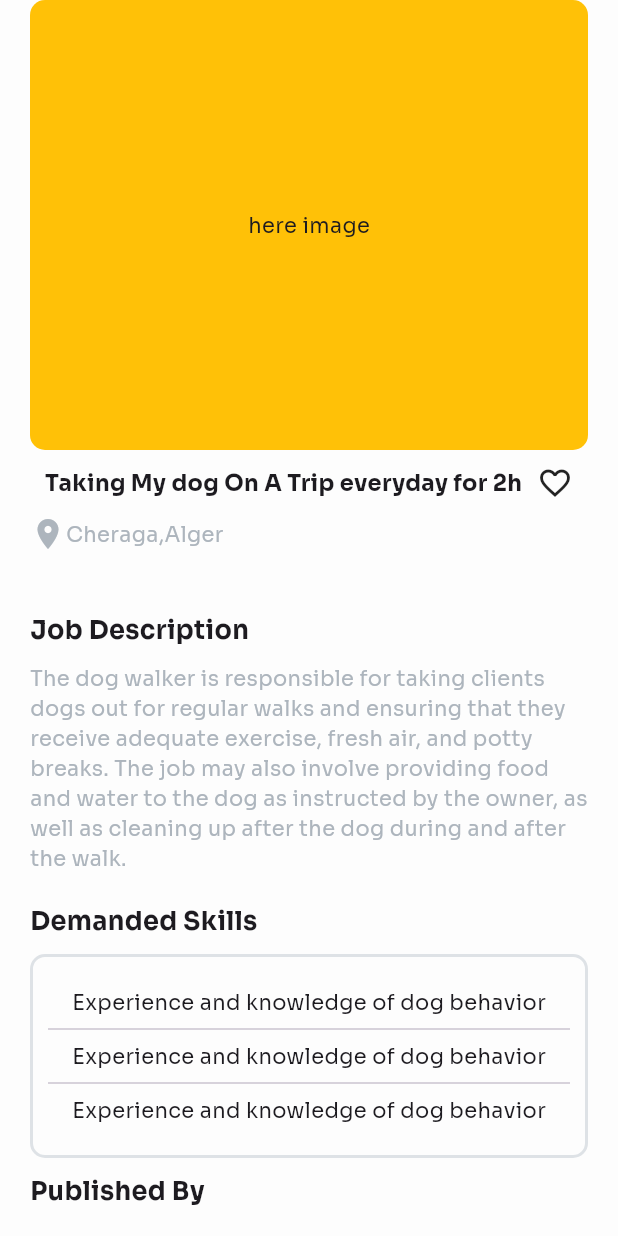
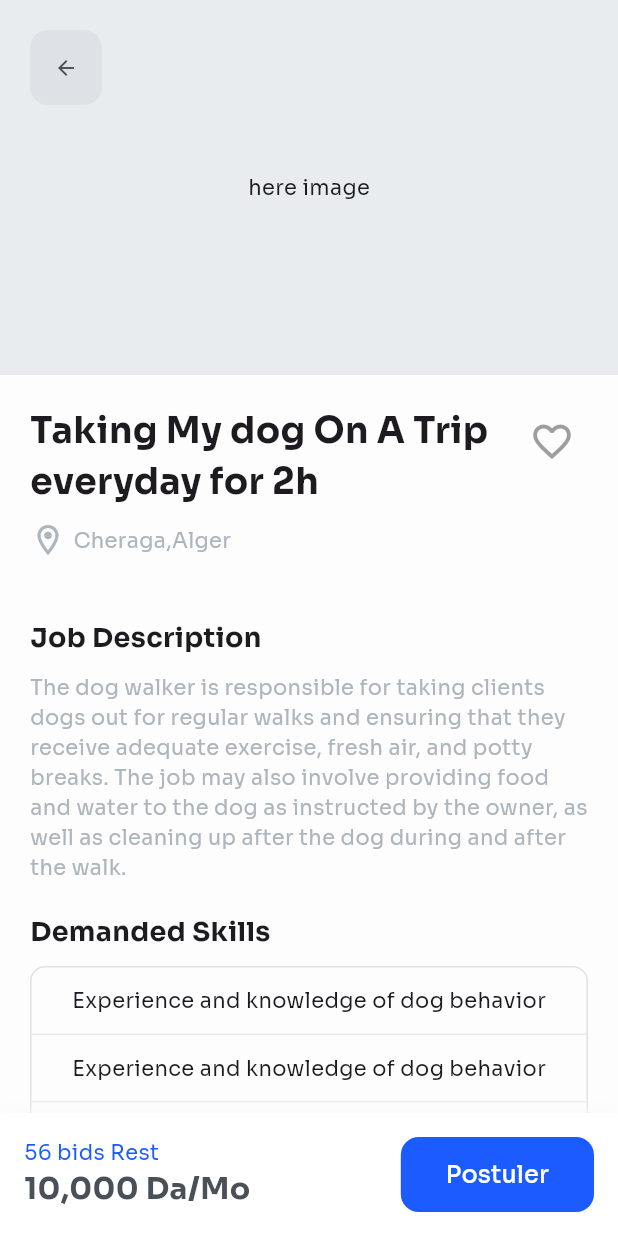
Before and after one commit to aymendn/travigui, a Flutter app: the SellerDetailsScreen screen opened by its route, on a phone screen of 412 x 824 dp. Run offline on Flutter 3.47's test engine with Material 2 defaults, Android fonts, the light colour scheme and no system bars; our stand-ins replace flutter_hooks, flutter_map, flutter_svg, hooks_riverpod, image_picker, latlong2 and 1 more; missing offline and left inert: document_scanner; accounts and stored records are empty.

Commit message:
small updates

```diff
--- a/lib/models/announcement.dart
+++ b/lib/models/announcement.dart
@@ -19,4 +19,7 @@ class Announcement {
 
   String get location =>
       ['Bab El zouar', 'Cinq Maison', 'Alger Centre'][Random().nextInt(3)];
+
+  String get imageOrPlaceholder =>
+      imageUrl.isEmpty ? 'https://picsum.photos/200/300' : imageUrl;
 }
--- a/lib/view/home/seller_details_screen.dart
+++ b/lib/view/home/seller_details_screen.dart
@@ -1,37 +1,74 @@
 import 'package:flutter/material.dart';
+import 'package:flutter_hooks/flutter_hooks.dart';
+import 'package:hooks_riverpod/hooks_riverpod.dart';
 
+import '../../core/app_color.dart';
 import '../shared/custom_button.dart';
 
-class SellerDetailsScreen extends StatelessWidget {
+class SellerDetailsScreen extends HookConsumerWidget {
   const SellerDetailsScreen({super.key});
 
   @override
-  Widget build(BuildContext context) {
+  Widget build(BuildContext context, WidgetRef ref) {
+    final isFav = useState(false);
     return Scaffold(
       backgroundColor: const Color(0xffFDFDFD),
-      body: SafeArea(
-        child: Padding(
-          padding: const EdgeInsets.symmetric(horizontal: 20),
+      body: Column(
+        children: [
+          Expanded(
             child: ListView(
               children: [
+                Stack(
+                  children: [
                     Container(
-                decoration: BoxDecoration(
-                    color: Colors.amber,
-                    borderRadius: BorderRadius.circular(10)),
-                height: 300,
-                child: const Center(child: Text('here image')),
+                      color: AppColor.grey200,
+                      height: 250,
+                      child: const Center(
+                        child: Text('here image'),
                       ),
-              const SizedBox(
-                height: 10,
                     ),
+                    Positioned(
+                      top: 20,
+                      left: 20,
+                      child: CustomButton(
+                        onPressed: Navigator.of(context).pop,
+                        color: AppColor.grey400.withOpacity(0.4),
+                        textColor: AppColor.grey600,
+                        icon: Icons.arrow_back,
+                      ),
+                    ),
+                  ],
+                ),
+                Padding(
+                  padding: const EdgeInsets.all(20),
+                  child: Column(
+                    crossAxisAlignment: CrossAxisAlignment.start,
+                    children: [
                       Row(
-                mainAxisAlignment: MainAxisAlignment.spaceEvenly,
-                children: const [
-                  Text(
+                        mainAxisAlignment: MainAxisAlignment.spaceBetween,
+                        crossAxisAlignment: CrossAxisAlignment.start,
+                        children: [
+                          const Expanded(
+                            child: Text(
                               'Taking My dog On A Trip everyday for 2h',
-                    style: TextStyle(fontSize: 15, fontWeight: FontWeight.bold),
+                              style: TextStyle(
+                                fontSize: 24,
+                                fontWeight: FontWeight.bold,
                               ),
-                  Icon(Icons.favorite_border)
+                            ),
+                          ),
+                          IconButton(
+                            onPressed: () {
+                              isFav.value = !isFav.value;
+                            },
+                            icon: Icon(
+                              isFav.value
+                                  ? Icons.favorite
+                                  : Icons.favorite_border,
+                              color: isFav.value ? Colors.red : Colors.grey,
+                              size: 30,
+                            ),
+                          ),
                         ],
                       ),
                       const SizedBox(
@@ -40,12 +77,15 @@ class SellerDetailsScreen extends StatelessWidget {
                       Row(
                         children: const [
                           Icon(
-                    Icons.location_on,
-                    color: Color(0xffADB5BD),
+                            Icons.location_on_outlined,
+                            color: AppColor.grey500,
                           ),
+                          SizedBox(width: 5),
                           Text(
                             'Cheraga,Alger',
-                    style: TextStyle(color: Color(0xffADB5BD)),
+                            style: TextStyle(
+                              color: AppColor.grey500,
+                            ),
                           ),
                         ],
                       ),
@@ -54,7 +94,8 @@ class SellerDetailsScreen extends StatelessWidget {
                       ),
                       const Text(
                         'Job Description',
-                style: TextStyle(fontWeight: FontWeight.bold, fontSize: 17),
+                        style: TextStyle(
+                            fontWeight: FontWeight.bold, fontSize: 18),
                       ),
                       const SizedBox(
                         height: 10,
@@ -68,49 +109,60 @@ class SellerDetailsScreen extends StatelessWidget {
                       ),
                       const Text(
                         'Demanded Skills',
-                style: TextStyle(fontWeight: FontWeight.bold, fontSize: 17),
+                        style: TextStyle(
+                            fontWeight: FontWeight.bold, fontSize: 18),
                       ),
                       const SizedBox(
                         height: 10,
                       ),
                       Container(
-                padding:
-                    const EdgeInsets.symmetric(horizontal: 10, vertical: 20),
                         decoration: BoxDecoration(
-                    border:
-                        Border.all(width: 2, color: const Color(0xffDEE2E6)),
-                    borderRadius: BorderRadius.circular(10)),
+                          border: Border.all(
+                            width: 1,
+                            color: const Color(0xffDEE2E6),
+                          ),
+                          borderRadius: BorderRadius.circular(10),
+                        ),
                         child: Column(
-                  children: [
-                    Container(
-                      child: const Text(
+                          children: const [
+                            Padding(
+                              padding: EdgeInsets.all(12),
+                              child: Text(
                                   'Experience and knowledge of dog behavior'),
                             ),
-                    const Divider(),
-                    Container(
-                      child: const Text(
+                            Divider(
+                                height: 1,
+                                color: Color.fromARGB(167, 222, 226, 230)),
+                            Padding(
+                              padding: EdgeInsets.all(12),
+                              child: Text(
                                   'Experience and knowledge of dog behavior'),
                             ),
-                    const Divider(),
-                    Container(
-                      child: const Text(
+                            Divider(
+                                height: 1,
+                                color: Color.fromARGB(167, 222, 226, 230)),
+                            Padding(
+                              padding: EdgeInsets.all(12),
+                              child: Text(
                                   'Experience and knowledge of dog behavior'),
                             )
                           ],
                         ),
                       ),
                       const SizedBox(
-                height: 10,
+                        height: 20,
                       ),
                       const Text(
                         'Published By',
-                style: TextStyle(fontWeight: FontWeight.bold, fontSize: 17),
+                        style: TextStyle(
+                            fontWeight: FontWeight.bold, fontSize: 17),
                       ),
                       const SizedBox(
-                height: 20,
+                        height: 10,
                       ),
                       Container(
-                decoration: const BoxDecoration(color: Color(0xffFFFFFF)),
+                        decoration:
+                            const BoxDecoration(color: Color(0xffFFFFFF)),
                         child: Row(
                           children: const [
                             CircleAvatar(
@@ -120,22 +172,43 @@ class SellerDetailsScreen extends StatelessWidget {
                             SizedBox(
                               width: 20,
                             ),
-                    Text('Mohamed kadous',
+                            Text(
+                              'Mohamed kadous',
                               style: TextStyle(
                                 fontSize: 20,
                                 color: Color(0xff343A40),
-                            fontWeight: FontWeight.bold))
+                                fontWeight: FontWeight.w600,
+                              ),
+                            )
                           ],
                         ),
                       ),
-              const SizedBox(
-                height: 20,
+                      // const SizedBox(
+                      //   height: 20,
+                      // ),
+                    ],
+                  ),
+                ),
+              ],
+            ),
           ),
           Container(
+            padding: const EdgeInsets.all(16),
+            decoration: const BoxDecoration(
+              color: Color(0xffFFFFFF),
+              boxShadow: [
+                BoxShadow(
+                  color: AppColor.grey100,
+                  offset: Offset(0, -1),
+                  blurRadius: 10,
+                ),
+              ],
+            ),
             child: Row(
               mainAxisAlignment: MainAxisAlignment.spaceBetween,
               children: [
                 Column(
+                  crossAxisAlignment: CrossAxisAlignment.start,
                   children: const [
                     Text(
                       '56 bids Rest',
@@ -151,19 +224,15 @@ class SellerDetailsScreen extends StatelessWidget {
                   ],
                 ),
                 CustomButton(
-                      text: 'Postulet',
-                      isFullWidth: false,
+                  text: 'Postuler',
                   onPressed: () {},
+                  padding:
+                      const EdgeInsets.symmetric(horizontal: 30, vertical: 10),
                 )
               ],
             ),
           ),
-              const SizedBox(
-                height: 40,
-              )
         ],
-          ),
-        ),
       ),
     );
   }
```
Lines whose indentation alone changed are shown as unchanged.
